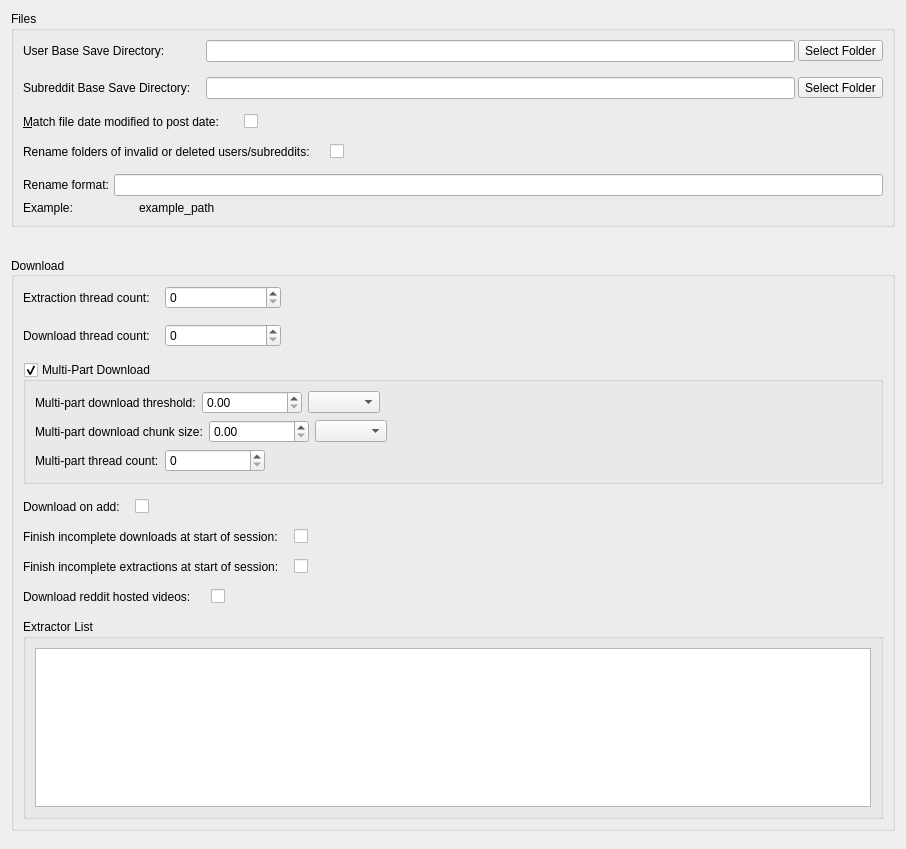
Qt form Resources/ui_files/settings/core_settings_widget.ui (MalloyDelacroix/DownloaderForReddit) before a commit.
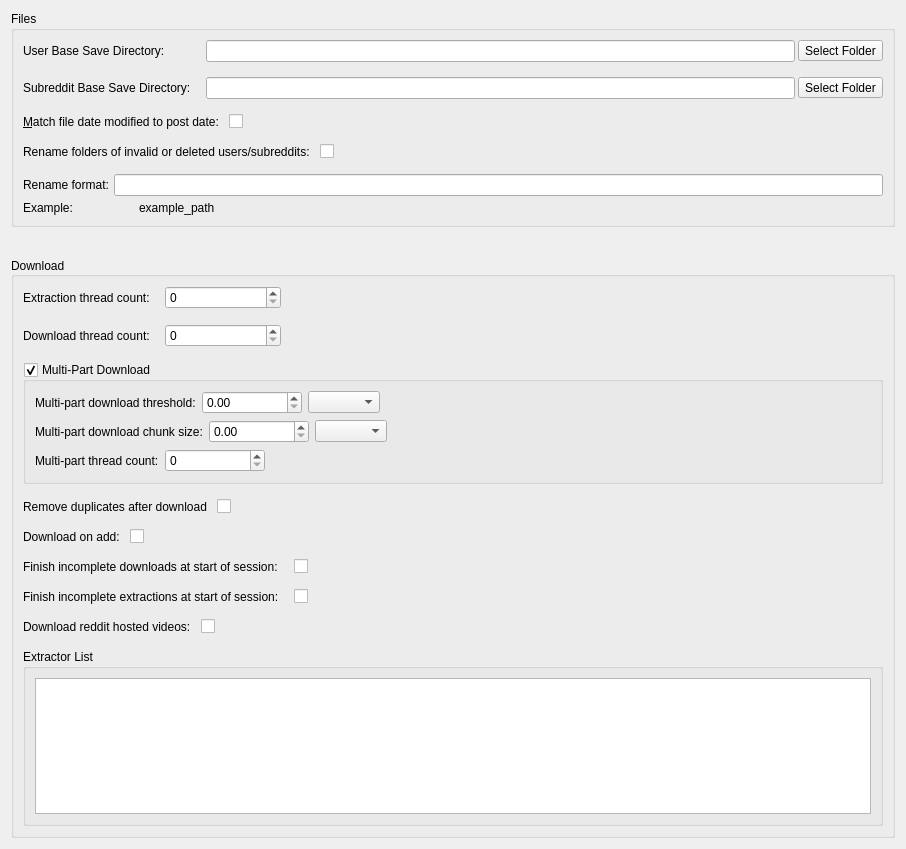
The same form after that commit.

Commit message: Add duplicate controls to settings ui

```diff
--- a/Resources/ui_files/settings/core_settings_widget.ui
+++ b/Resources/ui_files/settings/core_settings_widget.ui
@@ -96,7 +96,7 @@
       <item>
        <layout class="QHBoxLayout" name="horizontalLayout">
         <property name="spacing">
-         <number>25</number>
+         <number>10</number>
         </property>
         <item>
          <widget class="QLabel" name="label_3">
@@ -132,7 +132,7 @@
       <item>
        <layout class="QHBoxLayout" name="horizontalLayout_2">
         <property name="spacing">
-         <number>20</number>
+         <number>10</number>
         </property>
         <item>
          <widget class="QLabel" name="label_4">
@@ -407,8 +407,47 @@
         </layout>
        </widget>
       </item>
+      <item>
+       <layout class="QHBoxLayout" name="duplicate_controls_layout">
+        <property name="spacing">
+         <number>10</number>
+        </property>
+        <item>
+         <widget class="QLabel" name="remove_duplicates_label">
+          <property name="toolTip">
+           <string>&lt;html&gt;&lt;head/&gt;&lt;body&gt;&lt;p&gt;&lt;span style=&quot; font-size:9pt;&quot;&gt;When checked, duplicate files will be deleted after they are downloaded.&lt;/span&gt;&lt;/p&gt;&lt;/body&gt;&lt;/html&gt;</string>
+          </property>
+          <property name="text">
+           <string>Remove duplicates after download</string>
+          </property>
+          <property name="buddy">
+           <cstring>remove_duplicates_checkbox</cstring>
+          </property>
+         </widget>
+        </item>
+        <item>
+         <widget class="QCheckBox" name="remove_duplicates_checkbox">
+          <property name="sizePolicy">
+           <sizepolicy hsizetype="Expanding" vsizetype="Fixed">
+            <horstretch>0</horstretch>
+            <verstretch>0</verstretch>
+           </sizepolicy>
+          </property>
+          <property name="toolTip">
+           <string>&lt;html&gt;&lt;head/&gt;&lt;body&gt;&lt;p&gt;&lt;span style=&quot; font-size:9pt;&quot;&gt;When checked, duplicate files will be deleted after they are downloaded.&lt;/span&gt;&lt;/p&gt;&lt;/body&gt;&lt;/html&gt;</string>
+          </property>
+          <property name="text">
+           <string/>
+          </property>
+         </widget>
+        </item>
+       </layout>
+      </item>
       <item>
        <layout class="QHBoxLayout" name="horizontalLayout_5">
+        <property name="spacing">
+         <number>10</number>
+        </property>
         <item>
          <widget class="QLabel" name="label_9">
           <property name="toolTip">
@@ -493,7 +532,7 @@
       <item>
        <layout class="QHBoxLayout" name="horizontalLayout_6">
         <property name="spacing">
-         <number>20</number>
+         <number>10</number>
         </property>
         <item>
          <widget class="QLabel" name="label_5">
```
The commit also changes 2 other files.
